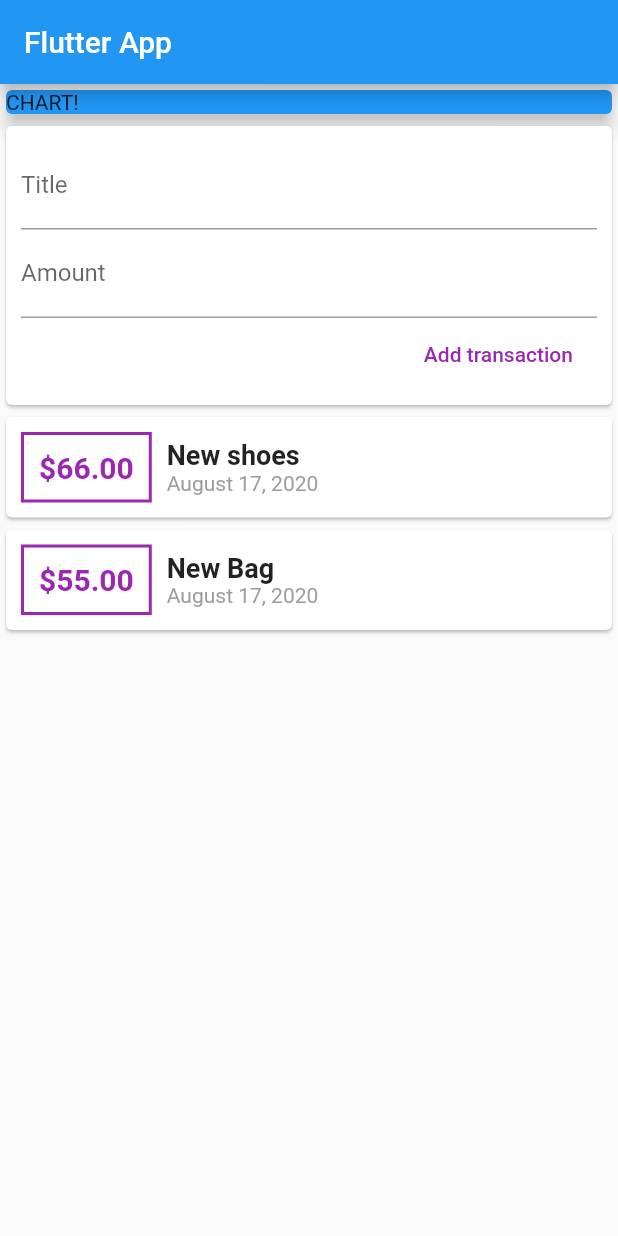
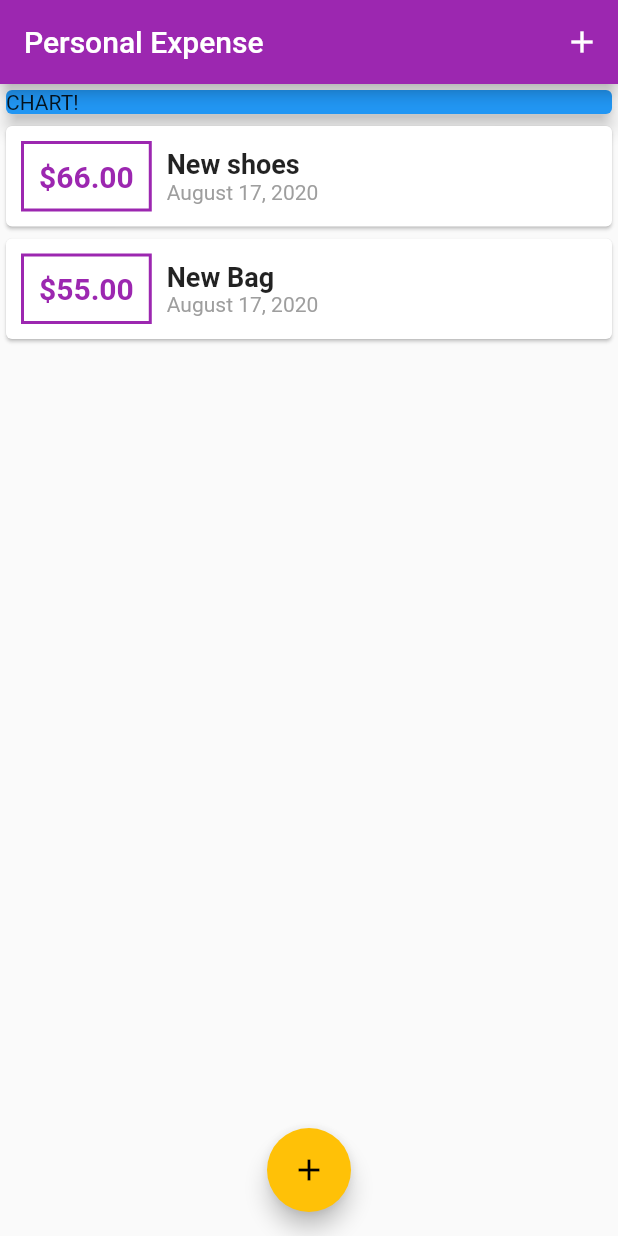
Before and after one commit to AbdoTareq/expense, a Flutter app: the screen it shows after launch, on a phone screen of 412 x 824 dp. Run offline on Flutter 3.47's test engine with Material 2 defaults, Android fonts, the phone set to English and light mode, and no system bars.

Commit message:
feat: Switch to add transactions with bottomSheet & define app theme

```diff
--- a/lib/main.dart
+++ b/lib/main.dart
@@ -2,10 +2,8 @@ import 'package:flutter/cupertino.dart';
 import 'package:flutter/material.dart';
 import 'package:flutter/widgets.dart';
 import 'package:flutter_complete_guide/widgets/transaction_list.dart';
-import 'package:flutter_complete_guide/widgets/user_transactions.dart';
+
 import 'models/transaction.dart';
-import 'package:intl/intl.dart';
-
 import 'widgets/new_transaction.dart';
 
 void main() => runApp(MyApp());
@@ -14,20 +12,56 @@ class MyApp extends StatelessWidget {
   @override
   Widget build(BuildContext context) {
     return MaterialApp(
-      title: 'Flutter App',
+      title: 'Personal Expense',
+      theme: ThemeData(primarySwatch: Colors.purple, accentColor: Colors.amber),
       home: MyHomePage(),
     );
   }
 }
 
-class MyHomePage extends StatelessWidget {
+class MyHomePage extends StatefulWidget {
+  @override
+  _MyHomePageState createState() => _MyHomePageState();
+}
+
+class _MyHomePageState extends State<MyHomePage> {
+  final List<Transaction> transactions = [
+    Transaction(id: 't1', title: 'New shoes', amount: 66, date: DateTime.now()),
+    Transaction(id: 't2', title: 'New Bag', amount: 55, date: DateTime.now()),
+  ];
+
+  _addNewTransaction(String title, double amount) {
+    setState(() {
+      transactions.add(Transaction(
+          title: title,
+          amount: amount,
+          id: DateTime.now().toString(),
+          date: DateTime.now()));
+    });
+  }
+
+  _startAddNewTransaction(BuildContext context) {
+    return showModalBottomSheet(
+        context: context,
+        builder: (_) => NewTransaction(
+              addNewTransaction: _addNewTransaction,
+            ));
+  }
+
   @override
   Widget build(BuildContext context) {
     return Scaffold(
       appBar: AppBar(
-        title: Text('Flutter App'),
+        title: Text('Personal Expense'),
+        actions: [
+          IconButton(
+            icon: Icon(Icons.add),
+            onPressed: () => _startAddNewTransaction(context),
+          )
+        ],
       ),
-      body: Column(
+      body: SingleChildScrollView(
+        child: Column(
           crossAxisAlignment: CrossAxisAlignment.stretch,
           children: <Widget>[
             Container(
@@ -38,9 +72,17 @@ class MyHomePage extends StatelessWidget {
                 elevation: 5,
               ),
             ),
-          UserTransactions(),
+            TransactionList(
+              transactions: transactions,
+            ),
           ],
         ),
+      ),
+      floatingActionButton: FloatingActionButton(
+        child: Icon(Icons.add),
+        onPressed: () => _startAddNewTransaction(context),
+      ),
+      floatingActionButtonLocation: FloatingActionButtonLocation.centerFloat,
     );
   }
 }
--- a/lib/widgets/new_transaction.dart
+++ b/lib/widgets/new_transaction.dart
@@ -1,11 +1,19 @@
 import 'package:flutter/material.dart';
 
-class NewTransaction extends StatelessWidget {
-  final titleEditController = TextEditingController();
-  final amountEditController = TextEditingController();
+//*make this class stateful even we won't use setstate() as input fields were cleared */
+class NewTransaction extends StatefulWidget {
   final Function addNewTransaction;
 
   NewTransaction({@required this.addNewTransaction});
+
+  @override
+  _NewTransactionState createState() => _NewTransactionState();
+}
+
+class _NewTransactionState extends State<NewTransaction> {
+  final titleEditController = TextEditingController();
+
+  final amountEditController = TextEditingController();
 
   submitData() {
     final title = titleEditController.text;
@@ -13,7 +21,8 @@ class NewTransaction extends StatelessWidget {
     if (title.isEmpty || amount <= 0) {
       return;
     }
-    addNewTransaction(title, amount);
+    widget.addNewTransaction(title, amount);
+    Navigator.of(context).pop();
   }
 
   @override
--- a/lib/widgets/transaction_list.dart
+++ b/lib/widgets/transaction_list.dart
@@ -22,11 +22,12 @@ class TransactionList extends StatelessWidget {
                   style: TextStyle(
                       fontSize: 20,
                       fontWeight: FontWeight.bold,
-                      color: Colors.purple),
+                      color: Theme.of(context).primaryColor),
                 ),
                 padding: EdgeInsets.all(10),
                 decoration: BoxDecoration(
-                    border: Border.all(width: 2, color: Colors.purple)),
+                    border: Border.all(
+                        width: 2, color: Theme.of(context).primaryColor)),
                 margin: EdgeInsets.all(10),
               ),
               Column(
--- a/lib/widgets/user_transactions.dart
+++ /dev/null
@@ -1,41 +0,0 @@
-import 'package:flutter/cupertino.dart';
-import 'package:flutter_complete_guide/models/transaction.dart';
-import 'package:flutter_complete_guide/widgets/transaction_list.dart';
-
-import 'new_transaction.dart';
-
-class UserTransactions extends StatefulWidget {
-  @override
-  _UserTransactionsState createState() => _UserTransactionsState();
-}
-
-class _UserTransactionsState extends State<UserTransactions> {
-  final List<Transaction> transactions = [
-    Transaction(id: 't1', title: 'New shoes', amount: 66, date: DateTime.now()),
-    Transaction(id: 't2', title: 'New Bag', amount: 55, date: DateTime.now()),
-  ];
-
-  _addNewTransaction(String title, double amount) {
-    setState(() {
-      transactions.add(Transaction(
-          title: title,
-          amount: amount,
-          id: DateTime.now().toString(),
-          date: DateTime.now()));
-    });
-  }
-
-  @override
-  Widget build(BuildContext context) {
-    return Column(
-      children: [
-        NewTransaction(
-          addNewTransaction: _addNewTransaction,
-        ),
-        TransactionList(
-          transactions: transactions,
-        ),
-      ],
-    );
-  }
-}
```
Lines whose indentation alone changed are shown as unchanged.
